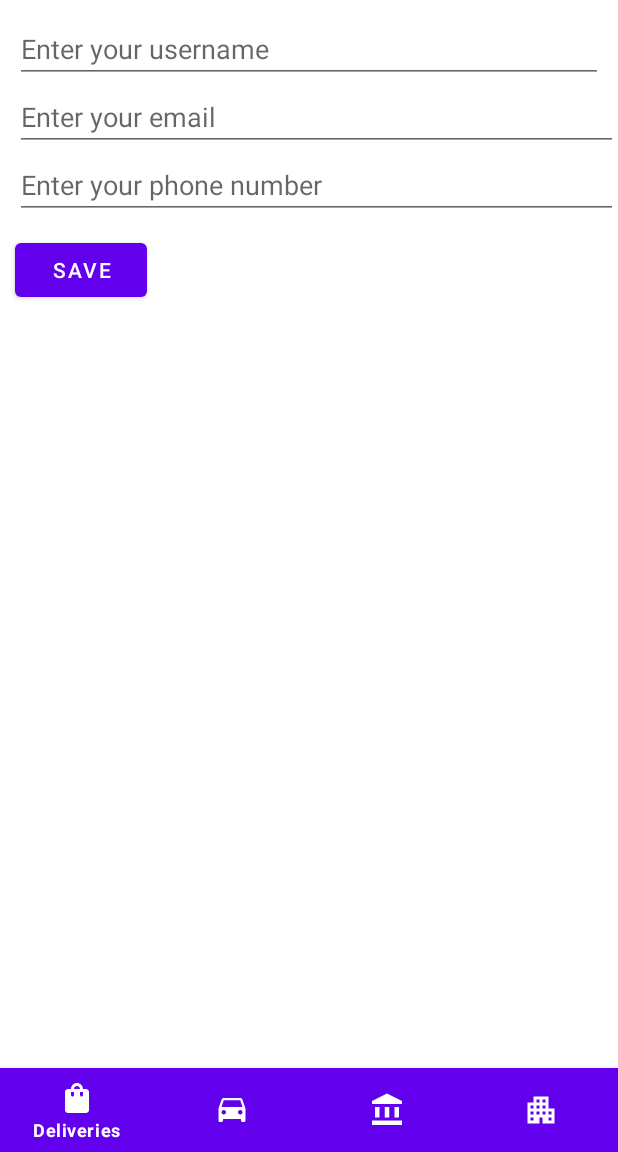
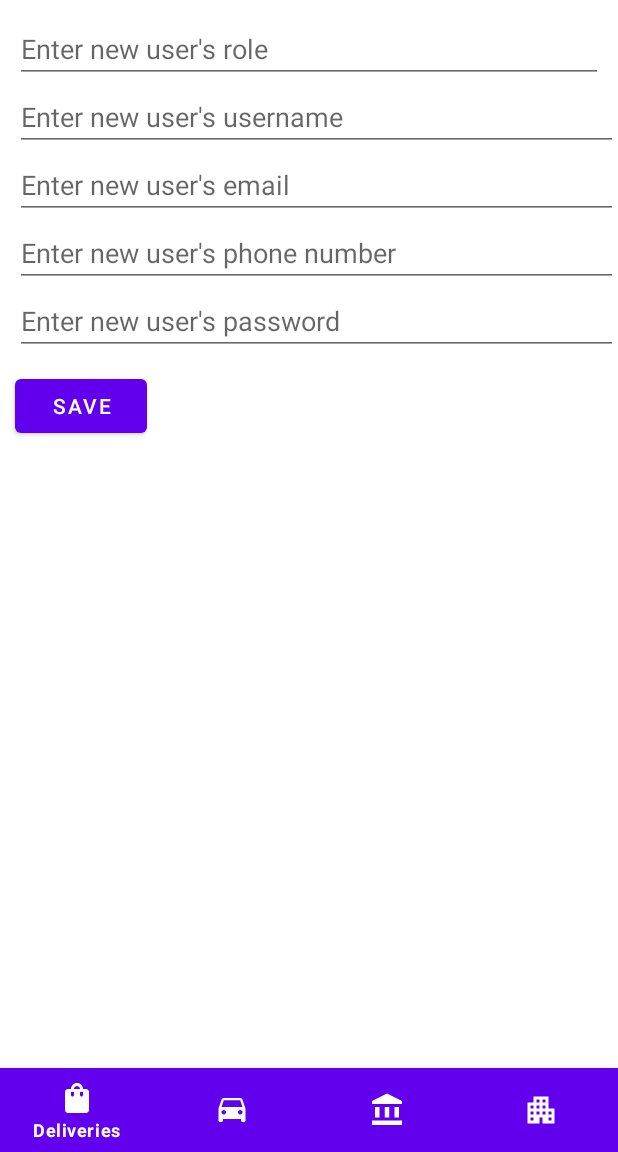
Before and after one commit to by3u20/appcw, an Android app: the fragment Drivers placed in its activity, on a phone screen of 412 x 824 dp, the part 84-1236 px from its top. Run offline under Robolectric (Android 15) with nearby library versions, the phone set to English and light mode, and no system bars; our stand-ins replace Room's generated code.

Commit message:
fix field detect and set new fields

```diff
--- a/app/src/main/java/com/example/delivery1/AddDeliveryActivity.kt
+++ b/app/src/main/java/com/example/delivery1/AddDeliveryActivity.kt
@@ -45,7 +45,7 @@ class AddDeliveryActivity : AppCompatActivity() {
                            fromID: String,
                            toID: String,
                            driverID: String) : Boolean {
-        return !(TextUtils.isEmpty(deliveriesID) && TextUtils.isEmpty(deliveryStatus) && TextUtils.isEmpty(fromID) && TextUtils.isEmpty(toID) && TextUtils.isEmpty(driverID))
+        return !(TextUtils.isEmpty(deliveriesID) || TextUtils.isEmpty(deliveryStatus) || TextUtils.isEmpty(fromID) || TextUtils.isEmpty(toID) || TextUtils.isEmpty(driverID))
     }
 
     private fun insertDataToDatabase() {
--- a/app/src/main/java/com/example/delivery1/data/User.kt
+++ b/app/src/main/java/com/example/delivery1/data/User.kt
@@ -7,6 +7,7 @@ import androidx.room.PrimaryKey
 @Entity(
     tableName = "userinfo",
 )
+
 data class UserEntity (
     @PrimaryKey(autoGenerate = true) @ColumnInfo(name = "id") val id : Int = 0,
     @ColumnInfo(name = "role") val role: String,
--- a/app/src/main/java/com/example/delivery1/data/UserRecyclerViewAdapter.kt
+++ b/app/src/main/java/com/example/delivery1/data/UserRecyclerViewAdapter.kt
@@ -10,7 +10,7 @@ import com.example.delivery1.R
 import com.example.delivery1.data.UserEntity
 import com.example.delivery1.databinding.RecyclerviewRowBinding
 
-class UserRecylerViewAdapter(val listener: RowClickListener): RecyclerView.Adapter<UserRecylerViewAdapter.MyViewHolder>() {
+class UserRecylerViewAdapter (val listener: RowClickListener): RecyclerView.Adapter<UserRecylerViewAdapter.MyViewHolder>() {
 
     private lateinit var binding: RecyclerviewRowBinding
     var items  = ArrayList<UserEntity>()
--- a/app/src/main/java/com/example/delivery1/fragments/Drivers.kt
+++ b/app/src/main/java/com/example/delivery1/fragments/Drivers.kt
@@ -4,10 +4,10 @@ import android.os.Bundle
 import android.view.LayoutInflater
 import android.view.View
 import android.view.ViewGroup
+import android.widget.Toast
 import androidx.fragment.app.Fragment
 import androidx.lifecycle.Observer
 import androidx.lifecycle.ViewModelProvider
-import androidx.lifecycle.ViewModelProviders
 import androidx.recyclerview.widget.DividerItemDecoration
 import androidx.recyclerview.widget.LinearLayoutManager
 import androidx.recyclerview.widget.RecyclerView
@@ -18,6 +18,8 @@ import com.example.delivery1.R
 import com.example.delivery1.data.UserEntity
 import com.example.delivery1.databinding.FragmentDriversBinding
 
+
+
 class Drivers : Fragment() ,UserRecylerViewAdapter.RowClickListener{
 
 
@@ -26,7 +28,57 @@ class Drivers : Fragment() ,UserRecylerViewAdapter.RowClickListener{
     private lateinit var bindingDrivers: FragmentDriversBinding
 
 
+    override fun onCreateView(inflater: LayoutInflater, container: ViewGroup?,
+                              savedInstanceState: Bundle?): View? {
+        val view = inflater.inflate(R.layout.fragment_drivers, container, false)
 
+        bindingDrivers = FragmentDriversBinding.inflate(layoutInflater)
+
+        val recyclerView : RecyclerView = bindingDrivers.recyclerView
+        recyclerViewAdapter = UserRecylerViewAdapter(this@Drivers)
+        recyclerView.layoutManager = LinearLayoutManager(requireContext())
+        recyclerView.adapter = recyclerViewAdapter
+
+        recyclerView.apply {
+            val divider = DividerItemDecoration(context, StaggeredGridLayoutManager.VERTICAL)
+            addItemDecoration(divider)
+        }
+
+        viewModel = ViewModelProvider(this).get(UserViewModel::class.java)
+        viewModel.getAllUsersObservers().observe(viewLifecycleOwner, Observer {
+            recyclerViewAdapter.setListData(ArrayList(it))
+            recyclerViewAdapter.notifyDataSetChanged()
+        })
+
+
+        bindingDrivers.saveButton.setOnClickListener {
+            this.insertDataOrShowInfo()
+        }
+        return view
+    }
+
+    private fun insertDataOrShowInfo() {
+        val role = bindingDrivers.roleInput.text.toString()
+        val username  = bindingDrivers.nameInput.text.toString()
+        val email  = bindingDrivers.emailInput.text.toString()
+        val phone = bindingDrivers.phoneInput.text.toString()
+        val password = bindingDrivers.passwordInput.text.toString()
+
+        if(bindingDrivers.saveButton.text.equals("Save")) {
+            val user = UserEntity(0, role,username, password,email, phone,)
+            viewModel.insertUserInfo(user)
+            Toast.makeText(requireContext(),"Successfully Added!", Toast.LENGTH_SHORT).show()
+        } else {
+            val user = UserEntity(bindingDrivers.nameInput.getTag(bindingDrivers.nameInput.id).toString().toInt(),role ,username, password,email, phone)
+            viewModel.updateUserInfo(user)
+            bindingDrivers.saveButton.setText("Save")
+        }
+        bindingDrivers.roleInput.setText("")
+        bindingDrivers.nameInput.setText("")
+        bindingDrivers.emailInput.setText("")
+        bindingDrivers.phoneInput.setText("")
+        bindingDrivers.passwordInput.setText("")
+    }
 
     override fun onDeleteUserClickListener(user: UserEntity) {
         viewModel.deleteUserInfo(user)
@@ -39,46 +91,4 @@ class Drivers : Fragment() ,UserRecylerViewAdapter.RowClickListener{
         bindingDrivers.nameInput.setTag(bindingDrivers.nameInput.id, user.id)
         bindingDrivers.saveButton.setText("Update")
     }
-
-
-    override fun onCreateView(inflater: LayoutInflater, container: ViewGroup?,
-                              savedInstanceState: Bundle?): View? {
-        val view = inflater.inflate(R.layout.fragment_drivers, container, false)
-
-        bindingDrivers = FragmentDriversBinding.inflate(layoutInflater)
-
-        recyclerViewAdapter = UserRecylerViewAdapter(this@Drivers)
-        bindingDrivers.recyclerView.layoutManager = LinearLayoutManager(requireContext())
-        bindingDrivers.recyclerView.adapter = recyclerViewAdapter
-
-        bindingDrivers.recyclerView.apply {
-            val divider = DividerItemDecoration(context, StaggeredGridLayoutManager.VERTICAL)
-            addItemDecoration(divider)
-        }
-
-        viewModel = ViewModelProvider(this).get(UserViewModel::class.java)
-        viewModel.getAllUsersObservers().observe(viewLifecycleOwner, Observer {
-            recyclerViewAdapter.setListData(ArrayList(it))
-            recyclerViewAdapter.notifyDataSetChanged()
-        })
-
-
-        bindingDrivers.saveButton.setOnClickListener {
-            val name  = bindingDrivers.nameInput.text.toString()
-            val email  = bindingDrivers.emailInput.text.toString()
-            val phone = bindingDrivers.phoneInput.text.toString()
-            if(bindingDrivers.saveButton.text.equals("Save")) {
-                val user = UserEntity(0, "Driver",name, "123456",email, phone,)
-                viewModel.insertUserInfo(user)
-            } else {
-                val user = UserEntity(bindingDrivers.nameInput.getTag(bindingDrivers.nameInput.id).toString().toInt(),"Driver" ,name, "123456",email, phone)
-                viewModel.updateUserInfo(user)
-                bindingDrivers.saveButton.setText("Save")
-            }
-            bindingDrivers.nameInput.setText("")
-            bindingDrivers.emailInput.setText("")
-        }
-        return view
-    }
-
 }
--- a/app/src/main/res/layout/fragment_drivers.xml
+++ b/app/src/main/res/layout/fragment_drivers.xml
@@ -7,19 +7,27 @@
     tools:context=".fragments.Drivers">
 
 
-    <EditText android:id="@+id/nameInput"
+    <EditText android:id="@+id/roleInput"
         android:layout_width="match_parent"
         android:layout_height="wrap_content"
-        android:hint="Enter your username"
+        android:hint="Enter new user's role"
         app:layout_constraintStart_toStartOf="parent"
         app:layout_constraintTop_toTopOf="parent"
         android:layout_margin="10dp"
         />
 
+    <EditText android:id="@+id/nameInput"
+        android:layout_width="match_parent"
+        android:layout_height="wrap_content"
+        android:hint="Enter new user's username"
+        app:layout_constraintStart_toStartOf="parent"
+        app:layout_constraintTop_toBottomOf="@+id/roleInput"
+        android:layout_marginStart="10dp"/>
+
     <EditText android:id="@+id/emailInput"
         android:layout_width="match_parent"
         android:layout_height="wrap_content"
-        android:hint="Enter your email"
+        android:hint="Enter new user's email"
         app:layout_constraintStart_toStartOf="parent"
         app:layout_constraintTop_toBottomOf="@+id/nameInput"
         android:layout_marginStart="10dp"/>
@@ -27,9 +35,17 @@
     <EditText android:id="@+id/phoneInput"
         android:layout_width="match_parent"
         android:layout_height="wrap_content"
-        android:hint="Enter your phone number"
+        android:hint="Enter new user's phone number"
         app:layout_constraintStart_toStartOf="parent"
         app:layout_constraintTop_toBottomOf="@+id/emailInput"
+        android:layout_marginStart="10dp"/>
+
+    <EditText android:id="@+id/passwordInput"
+        android:layout_width="match_parent"
+        android:layout_height="wrap_content"
+        android:hint="Enter new user's password"
+        app:layout_constraintStart_toStartOf="parent"
+        app:layout_constraintTop_toBottomOf="@+id/phoneInput"
         android:layout_marginStart="10dp"/>
 
     <Button android:id="@+id/saveButton"
@@ -38,7 +54,7 @@
         android:text="Save"
         android:layout_margin="10dp"
         app:layout_constraintStart_toStartOf="parent"
-        app:layout_constraintTop_toBottomOf="@+id/phoneInput"
+        app:layout_constraintTop_toBottomOf="@+id/passwordInput"
         />
 
     <androidx.recyclerview.widget.RecyclerView
```
Also changed, not shown: app/src/main/res/layout-v26/recyclerview_row.xml (+11 -1 lines).
